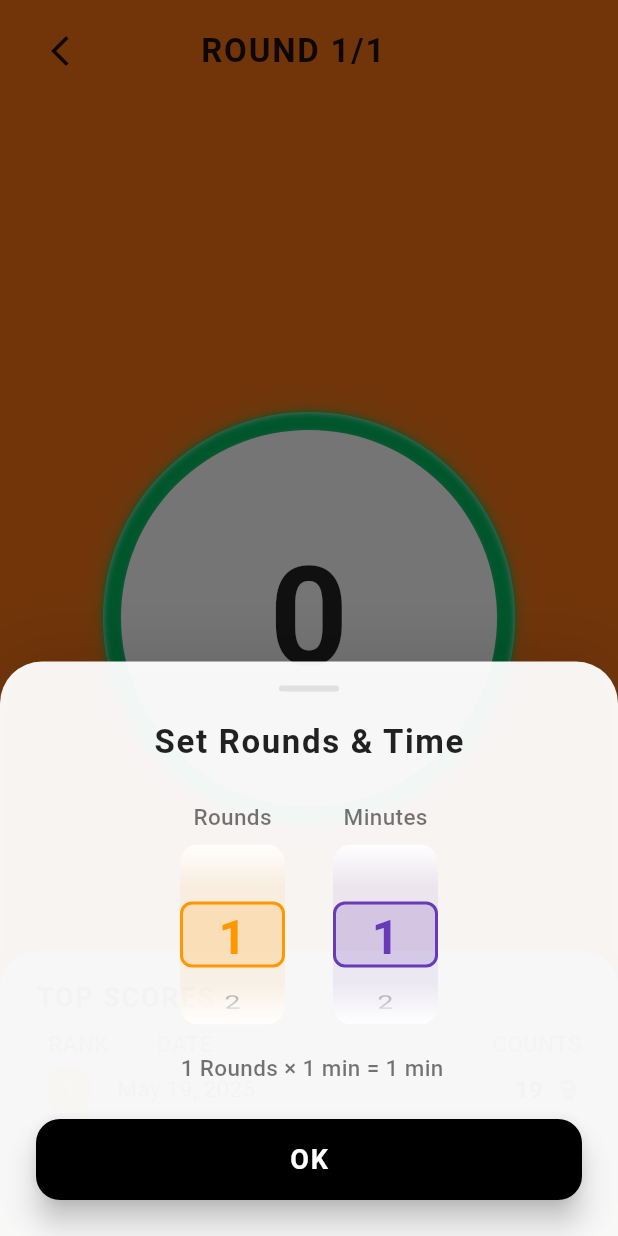
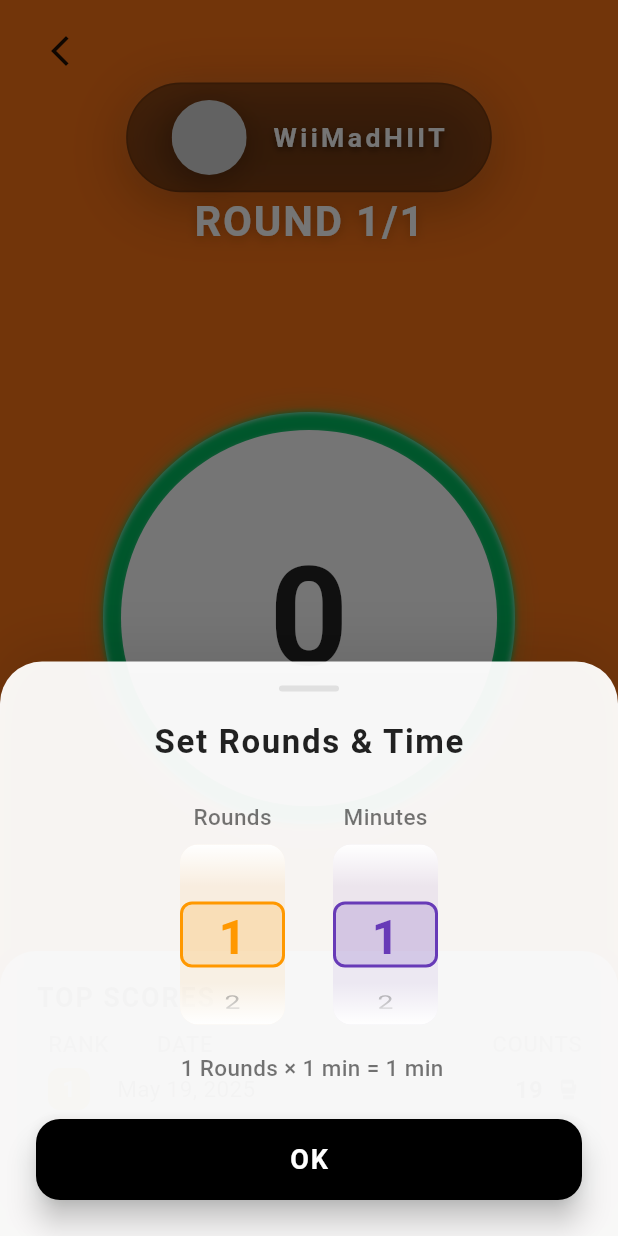
Before and after one commit to WiiMadHIIT/WiiMadHIIT-APP, a Flutter app: the CheckingTrainingPage screen opened by its route, on a phone screen of 412 x 824 dp. Run offline on Flutter 3.47's test engine with Material 3 defaults, Android fonts, the phone set to English and light mode, and no system bars; our stand-ins replace dio, flutter_svg, infinite_carousel, smooth_page_indicator, video_player; accounts and stored records are empty; project files that could hold a hidden picture were left out.

Commit message:
fixed: training page

```diff
--- a/lib/presentation/checkin_start_training/checking_training_page.dart
+++ b/lib/presentation/checkin_start_training/checking_training_page.dart
@@ -1,6 +1,7 @@
 import 'package:flutter/material.dart';
 import 'package:flutter/services.dart';
 import 'dart:async';
+import '../../widgets/floating_logo.dart';
 
 class CheckingTrainingPage extends StatefulWidget {
   final String trainingId;
@@ -291,6 +292,7 @@ class _CheckingTrainingPageState extends State<CheckingTrainingPage> with Ticker
   if (!isCounting) return;
   if (countdown > 0) {
     await Future.delayed(const Duration(seconds: 1));
+    if (!mounted) return;
     setState(() {
       countdown--;
       if (countdown <= 3) {
@@ -299,6 +301,7 @@ class _CheckingTrainingPageState extends State<CheckingTrainingPage> with Ticker
     });
     _tick();
   } else {
+    if (!mounted) return;
     // 进入下一个ROUND或结束
     if (currentRound < totalRounds) {
       setState(() {
@@ -307,7 +310,6 @@ class _CheckingTrainingPageState extends State<CheckingTrainingPage> with Ticker
       pageController.nextPage(duration: const Duration(milliseconds: 500), curve: Curves.easeInOut);
       Future.delayed(const Duration(milliseconds: 600), _startPreCountdown);
     } else {
-        // 训练结束
       setState(() {
         isCounting = false;
       });
@@ -321,7 +323,13 @@ class _CheckingTrainingPageState extends State<CheckingTrainingPage> with Ticker
 
   void _onCountPressed() {
     if (!isCounting) return;
-    bounceController.forward(from: 1.0);
+    bounceController.stop();
+    bounceController.value = 1.18; // 直接弹到最大
+    bounceController.animateTo(
+      1.0,
+      duration: Duration(milliseconds: 120),
+      curve: Curves.elasticOut, // 有弹性回弹
+    );
     setState(() {
       counter++;
     });
@@ -345,9 +353,7 @@ class _CheckingTrainingPageState extends State<CheckingTrainingPage> with Ticker
   Widget build(BuildContext context) {
     final double diameter = MediaQuery.of(context).size.width * 2 / 3;
     final bool isWarning = isCounting && countdown <= 3;
-    // 进度条主色
     final Color mainColor = isWarning ? Color(0xFF00FF7F) : Color(0xFF00BF60);
-    // 进度条渐变色（最后3秒）
     final Gradient? progressGradient = isWarning
         ? LinearGradient(
             colors: [Color(0xFF00FF7F), Colors.white],
@@ -357,7 +363,9 @@ class _CheckingTrainingPageState extends State<CheckingTrainingPage> with Ticker
         : null;
     final Color trackColor = Color(0xFFF3F4F6);
     return Scaffold(
-      body: Container(
+      body: Stack(
+        children: [
+          Container(
             color: isWarning ? Color(0xFF00FF7F) : Color(0xFFF97316),
             child: PageView.builder(
               controller: pageController,
@@ -366,7 +374,33 @@ class _CheckingTrainingPageState extends State<CheckingTrainingPage> with Ticker
               itemBuilder: (context, index) {
                 return Stack(
                   children: [
-                // 顶部返回和大标题
+                    // 浮动Logo（顶部到中间区域悬浮）
+                    FloatingLogo(margin: EdgeInsets.only(top: 24)),
+                    // ROUND文本放在FloatingLogo下方
+                    Positioned(
+                      top: (MediaQuery.of(context).padding.top) + 32 + 48 + 24 + 10 + 14, // logo top + logo height + margin
+                      left: 0,
+                      right: 0,
+                      child: Center(
+                        child: Text(
+                          'ROUND ${index + 1}/$totalRounds',
+                          style: TextStyle(
+                            fontSize: 28,
+                            fontWeight: FontWeight.bold,
+                            color: Colors.white,
+                            letterSpacing: 1.2,
+                            shadows: [
+                              Shadow(
+                                color: Colors.black.withOpacity(0.18),
+                                blurRadius: 8,
+                                offset: Offset(0, 2),
+                              ),
+                            ],
+                          ),
+                        ),
+                      ),
+                    ),
+                    // SafeArea仅保留返回按钮
                     SafeArea(
                       child: Padding(
                         padding: const EdgeInsets.symmetric(horizontal: 16, vertical: 10),
@@ -376,17 +410,6 @@ class _CheckingTrainingPageState extends State<CheckingTrainingPage> with Ticker
                               icon: const Icon(Icons.arrow_back_ios_new, color: Colors.black87),
                               onPressed: () => Navigator.pop(context),
                             ),
-                        const Spacer(),
-                        Text(
-                          'ROUND ${index + 1}/$totalRounds',
-                          style: const TextStyle(
-                            fontSize: 22,
-                            fontWeight: FontWeight.bold,
-                            color: Colors.black87,
-                            letterSpacing: 1.2,
-                          ),
-                        ),
-                        const Spacer(flex: 2),
                           ],
                         ),
                       ),
@@ -418,7 +441,7 @@ class _CheckingTrainingPageState extends State<CheckingTrainingPage> with Ticker
                                   ),
                                 ),
                               ),
-                          // 内部白色圆（比进度条内径略小，保证进度条内边缘向内延申）
+                              // 内部白色圆
                               Container(
                                 width: diameter - 24,
                                 height: diameter - 24,
@@ -434,18 +457,13 @@ class _CheckingTrainingPageState extends State<CheckingTrainingPage> with Ticker
                                   ],
                                 ),
                                 child: Center(
-                              child: AnimatedSwitcher(
-                                duration: Duration(milliseconds: 200),
-                                transitionBuilder: (child, anim) => ScaleTransition(scale: anim, child: child),
                                   child: Text(
                                     '$counter',
-                                  key: ValueKey(counter),
                                     style: TextStyle(
                                       fontSize: diameter / 3,
                                       fontWeight: FontWeight.bold,
                                       color: Colors.black87,
                                       letterSpacing: 1.5,
-                                  ),
                                     ),
                                   ),
                                 ),
@@ -485,9 +503,43 @@ class _CheckingTrainingPageState extends State<CheckingTrainingPage> with Ticker
                         child: Container(
                           color: Colors.black.withOpacity(0.7),
                           child: Center(
-                        child: AnimatedSwitcher(
+                            child: Column(
+                              mainAxisAlignment: MainAxisAlignment.center,
+                              children: [
+                                Text(
+                                  'ROUND ${index + 1}/$totalRounds',
+                                  style: const TextStyle(
+                                    fontSize: 32,
+                                    fontWeight: FontWeight.bold,
+                                    color: Colors.white,
+                                    letterSpacing: 1.2,
+                                    shadows: [
+                                      Shadow(color: Colors.black54, blurRadius: 12),
+                                    ],
+                                  ),
+                                ),
+                                const SizedBox(height: 24),
+                                AnimatedSwitcher(
                                   duration: const Duration(milliseconds: 400),
-                          transitionBuilder: (child, anim) => ScaleTransition(scale: anim, child: child),
+                                  switchInCurve: Curves.easeOutCubic,
+                                  switchOutCurve: Curves.easeInCubic,
+                                  layoutBuilder: (currentChild, previousChildren) => Stack(
+                                    alignment: Alignment.center,
+                                    children: [
+                                      ...previousChildren,
+                                      if (currentChild != null) currentChild,
+                                    ],
+                                  ),
+                                  transitionBuilder: (child, anim) => FadeTransition(
+                                    opacity: anim,
+                                    child: SlideTransition(
+                                      position: Tween<Offset>(
+                                        begin: const Offset(0, 0.4),
+                                        end: Offset.zero,
+                                      ).animate(anim),
+                                      child: child,
+                                    ),
+                                  ),
                                   child: Text(
                                     '$preCountdown',
                                     key: ValueKey(preCountdown),
@@ -501,6 +553,8 @@ class _CheckingTrainingPageState extends State<CheckingTrainingPage> with Ticker
                                     ),
                                   ),
                                 ),
+                              ],
+                            ),
                           ),
                         ),
                       ),
@@ -508,6 +562,8 @@ class _CheckingTrainingPageState extends State<CheckingTrainingPage> with Ticker
                 );
               },
             ),
+          ),
+        ],
       ),
     );
   }
```
Also changed, not shown: 1 other file. Lines whose indentation alone changed are shown as unchanged.
